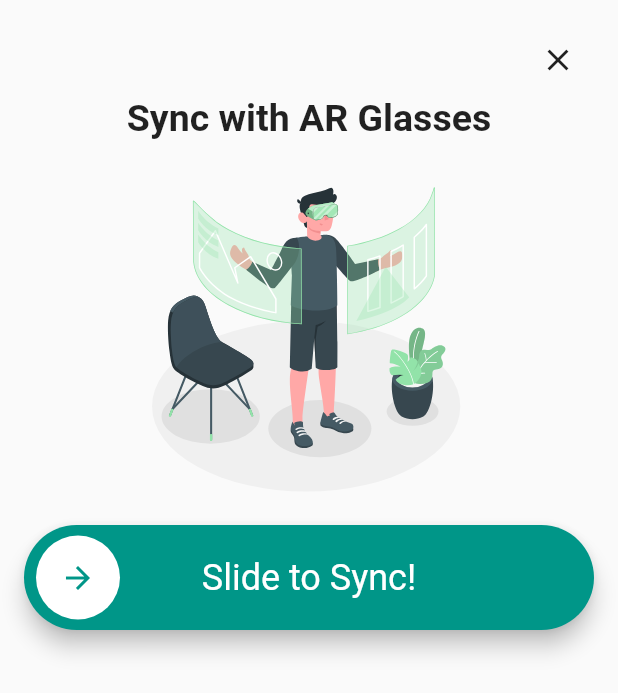
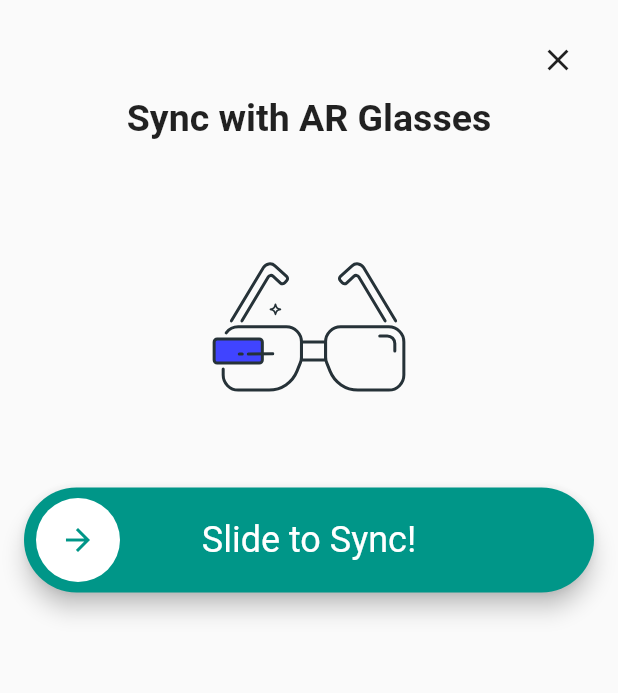
Before and after one commit to mukundsolanki/Pratyaksh-AR, a Flutter app: the BottomSheetContent widget shown alone on an empty page, opened directly, on a phone screen of 412 x 824 dp. Shown: the top 693 px of the screen. Run offline on Flutter 3.47's test engine with Material 2 defaults, Android fonts, the light colour scheme and no system bars; drawn by our look-alikes of slide_to_act; our stand-ins replace lottie.

Commit message:
Bottom sheet widget, added animations

```diff
--- a/pratyakshapp/lib/bottom_sheet_content.dart
+++ b/pratyakshapp/lib/bottom_sheet_content.dart
@@ -1,5 +1,6 @@
 import 'package:flutter/material.dart';
-import 'package:flutter_svg/flutter_svg.dart';
+// import 'package:flutter_svg/flutter_svg.dart';
+import 'package:lottie/lottie.dart';
 import 'package:slide_to_act/slide_to_act.dart';
 
 class BottomSheetContent extends StatelessWidget {
@@ -30,18 +31,20 @@ class BottomSheetContent extends StatelessWidget {
                     style: TextStyle(fontSize: 25, fontWeight: FontWeight.bold),
                   ),
                 ),
-
                 SizedBox(height: 20),
-
                 Center(
-                  child: SvgPicture.asset(
-                    'assets/ar_glasses_upload.svg',
-                    height: 225,
+                  // child: SvgPicture.asset(
+                  //   'assets/ar_glasses_upload.svg',
+                  //   height: 225,
+                  // ),
+                  child: Lottie.asset(
+                    'animations/animation_lo4rog07.json',
+                    width: 200,
+                    height: 200,
+                    fit: BoxFit.cover,
                   ),
                 ),
-
                 SizedBox(height: 12),
-
                 SlideAction(
                   text: 'Slide to Sync!',
                   sliderRotate: false,
```
